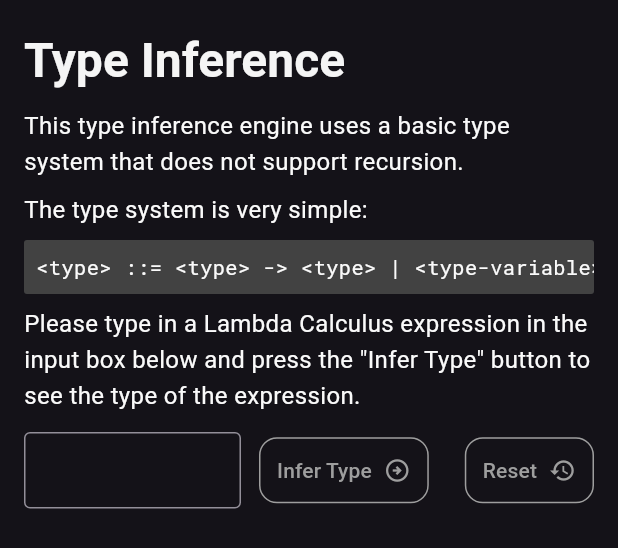
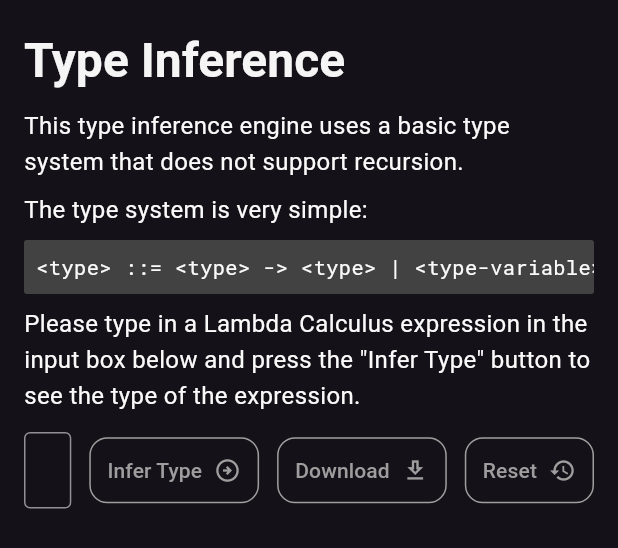
Before and after one commit to MMZK1526/lambda_calculus_front_end, a Flutter app: the TypeTab widget shown alone on an empty page, opened directly, on a phone screen of 412 x 824 dp. Shown: the top 548 px of the screen. Run offline on Flutter 3.47's test engine with Material 2 defaults, Android fonts, the light colour scheme and no system bars; drawn by our look-alikes of flutter_markdown; our stand-ins replace dartz; missing offline and left inert: dart:html, lambda_calculus, markdown.

Commit message:
[mmzk] (feat) Download type inference

```diff
--- a/lib/views/type_tab.dart
+++ b/lib/views/type_tab.dart
@@ -8,6 +8,7 @@ import 'package:lambda_calculus_front_end/constants/rm_examples.dart';
 import 'package:lambda_calculus_front_end/controllers/callback_binder.dart';
 import 'package:lambda_calculus_front_end/controllers/input_manager.dart';
 import 'package:lambda_calculus_front_end/models/type_data.dart';
+import 'package:lambda_calculus_front_end/utilities/file_io.dart';
 
 class TypeTab extends StatefulWidget {
   const TypeTab({super.key, this.markdownCallbackBinder});
@@ -115,6 +116,23 @@ class _TypeTabState extends State<TypeTab>
                   ),
                 ),
                 const SizedBox(width: 12.0),
+                Button(
+                  enabled: lambdaTypeResult?.errors.isEmpty == true,
+                  colour: Theme.of(context).colorScheme.secondary,
+                  onPressed: () => FileIO.saveFromString(
+                    'type.md',
+                    '${lambdaTypeResult?.toMarkdown()}',
+                  ),
+                  child: Row(
+                    children: [
+                      Text(MyText.download.text),
+                      const Padding(
+                        padding: EdgeInsets.only(left: 8.0),
+                        child: Icon(Icons.download_outlined),
+                      ),
+                    ],
+                  ),
+                ),
                 const SizedBox(width: 12.0),
                 Button(
                   enabled: lambdaTypeResult?.errors.isEmpty == true ||
```
